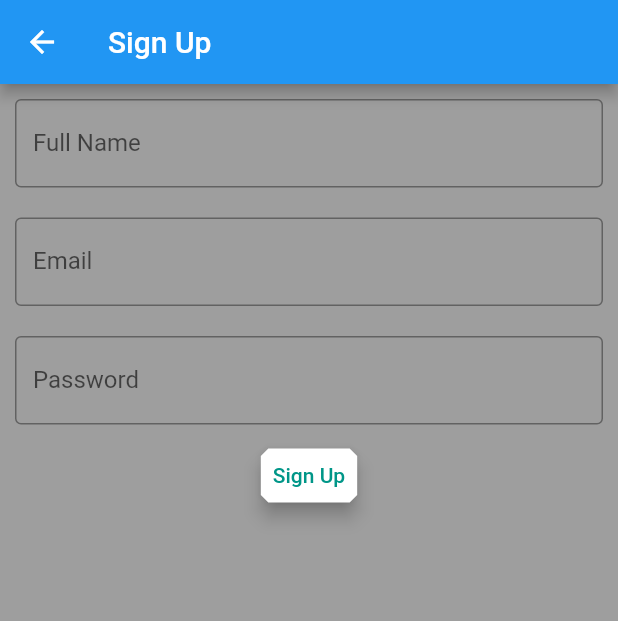
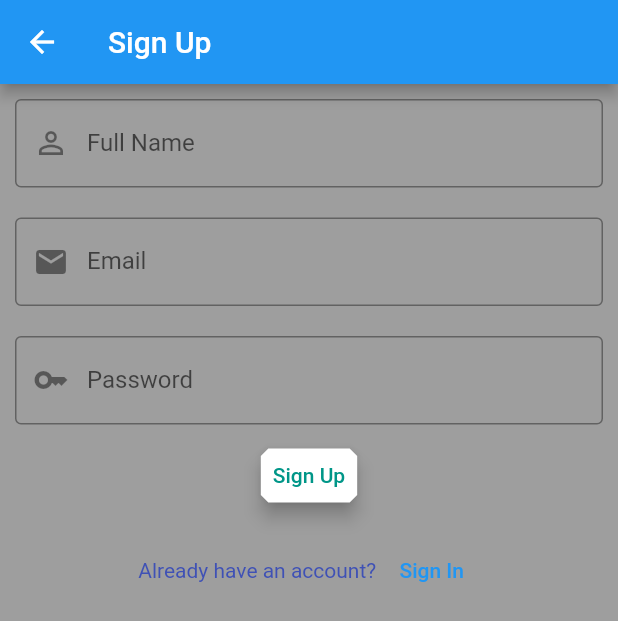
Before and after one commit to emmanuelsamutumwa/Expensehub, a Flutter app: the screen it shows after launch, after a tap on "SIGN UP", on a phone screen of 412 x 824 dp. Shown: the top 621 px of the screen. Run offline on Flutter 3.47's test engine with Material 2 defaults, Android fonts, the light colour scheme and no system bars.

Commit message:
new pages added minor updates made,

```diff
--- a/lib/main.dart
+++ b/lib/main.dart
@@ -1,5 +1,7 @@
+import 'package:expensetracker/pages/data/expense_data.dart';
 import 'package:flutter/material.dart';
 import 'package:expensetracker/pages/home.dart';
+import 'package:provider/provider.dart';
 
 void main() {
   runApp(const MyApp());
@@ -11,9 +13,12 @@ class MyApp extends StatelessWidget {
   // This widget is the root of your application.
   @override
   Widget build(BuildContext context) {
-    return MaterialApp(
-      debugShowCheckedModeBanner: false,
-      home: Homepage(),
+    return ChangeNotifierProvider(
+        create: (context) =>ExpenseData(),
+        builder: (context, child) => const MaterialApp(
+        debugShowCheckedModeBanner: false,
+        home: Homepage(),
+    ),
     );
   }
 }
--- a/lib/pages/home.dart
+++ b/lib/pages/home.dart
@@ -21,7 +21,7 @@ class Homepage extends StatelessWidget{
                 'Welcome to Expense Hub',
               style: TextStyle(fontWeight: FontWeight.bold),
               ),
-            SizedBox(height: 250),
+            const SizedBox(height: 250),
 
             //sign in button
               Container(
@@ -30,6 +30,7 @@ class Homepage extends StatelessWidget{
                 child: ClipRRect(
                   borderRadius: BorderRadius.circular(30),
                   child: ElevatedButton(
+                    style: ElevatedButton.styleFrom(fixedSize: const Size(150, 70)) ,
                       onPressed: () {
                         Navigator.push(context, MaterialPageRoute(builder: (BuildContext) {
                           return SignIn();
@@ -42,7 +43,7 @@ class Homepage extends StatelessWidget{
                   ),
                 ),
               ),
-            SizedBox(height:10),
+            SizedBox(height:30),
 
             //register
               Container(
@@ -51,6 +52,7 @@ class Homepage extends StatelessWidget{
                 child: ClipRRect(
                   borderRadius: BorderRadius.circular(30),
                   child: ElevatedButton(
+                      style: ElevatedButton.styleFrom(fixedSize: const Size(150, 70)),
                       onPressed: () {
                         Navigator.push(context, MaterialPageRoute(builder: (BuildContext) {
                           return SignUp();
@@ -63,8 +65,6 @@ class Homepage extends StatelessWidget{
                   ),
                 ),
               ),
-
-
             ]
           ),
         ),
--- /dev/null
+++ b/lib/pages/models/expense_item.dart
@@ -0,0 +1,14 @@
+import 'package:flutter/cupertino.dart';
+import 'package:flutter/material.dart';
+class ExpenseItem {
+  final String name;
+  final String amount;
+  final DateTime dateTime;
+
+  ExpenseItem({
+  required this.name,
+  required this.amount,
+  required this.dateTime
+  });
+
+}
--- a/lib/pages/settings.dart
+++ b/lib/pages/settings.dart
@@ -6,7 +6,10 @@ class settings extends StatelessWidget {
   @override
   Widget build(BuildContext context) {
     return Scaffold(
-
+      appBar: AppBar(
+        title: Text("Settings"),
+        centerTitle: true,
+      ),
     );
   }
 }
--- a/lib/pages/signup.dart
+++ b/lib/pages/signup.dart
@@ -1,3 +1,4 @@
+import 'package:expensetracker/pages/signin.dart';
 import 'package:flutter/material.dart';
 
 class SignUp extends StatelessWidget {
@@ -14,28 +15,33 @@ class SignUp extends StatelessWidget {
           children: <Widget>[
             Padding(
               padding: EdgeInsets.all(10.0),
-              child: TextField(
+              child: TextFormField(
                 decoration: InputDecoration(
                   labelText: "Full Name",
+                  hintText: "Full Name",
+                  prefixIcon: Icon(Icons.perm_identity),
                   border: OutlineInputBorder(),
                 ),
               ),
             ),
             Padding(
               padding: EdgeInsets.all(10.0),
-              child: TextField(
+              child: TextFormField(
                 decoration: InputDecoration(
                   labelText: "Email",
+                  prefixIcon: Icon(Icons.email),
                   border: OutlineInputBorder(),
                 ),
               ),
             ),
             Padding(
               padding: EdgeInsets.all(10.0),
-              child: TextField(
+              child: TextFormField(
                 obscureText: true,
                 decoration: InputDecoration(
                   labelText: "Password",
+                  hintText: "Enter secure password",
+                  prefixIcon: Icon(Icons.key),
                   border: OutlineInputBorder(),
                 ),
               ),
@@ -54,7 +60,30 @@ class SignUp extends StatelessWidget {
                 ),
                 elevation: 5,
               ),
+            ),
+
+            SizedBox(height:15),
+
+            Row(
+              mainAxisAlignment: MainAxisAlignment.center,
+              children: [
+                Text(
+                  'Already have an account?',
+                  style: TextStyle(color: Colors.indigo),
+                ),
+                SizedBox(width: 5),
+                TextButton(
+                    onPressed: () {
+                      Navigator.push(context, MaterialPageRoute(builder:  (BuildContext)
+                      {
+                        return SignIn();
+                      }));
+                    },
+
+                    child: const Text('Sign In'))
+              ],
             )
+
           ],
         ),
       ),
--- a/pubspec.yaml
+++ b/pubspec.yaml
@@ -35,6 +35,7 @@ dependencies:
   # The following adds the Cupertino Icons font to your application.
   # Use with the CupertinoIcons class for iOS style icons.
   cupertino_icons: ^1.0.2
+  provider:
 
 dev_dependencies:
   flutter_test:
```
Also changed, not shown: lib/datetime/date_time_helper.dart (added, +28 -0 lines), lib/pages/data/expense_data.dart (added, +100 -0 lines), lib/pages/homescreen.dart (+88 -7 lines), lib/pages/signin.dart (+12 -4 lines), pubspec.lock.
